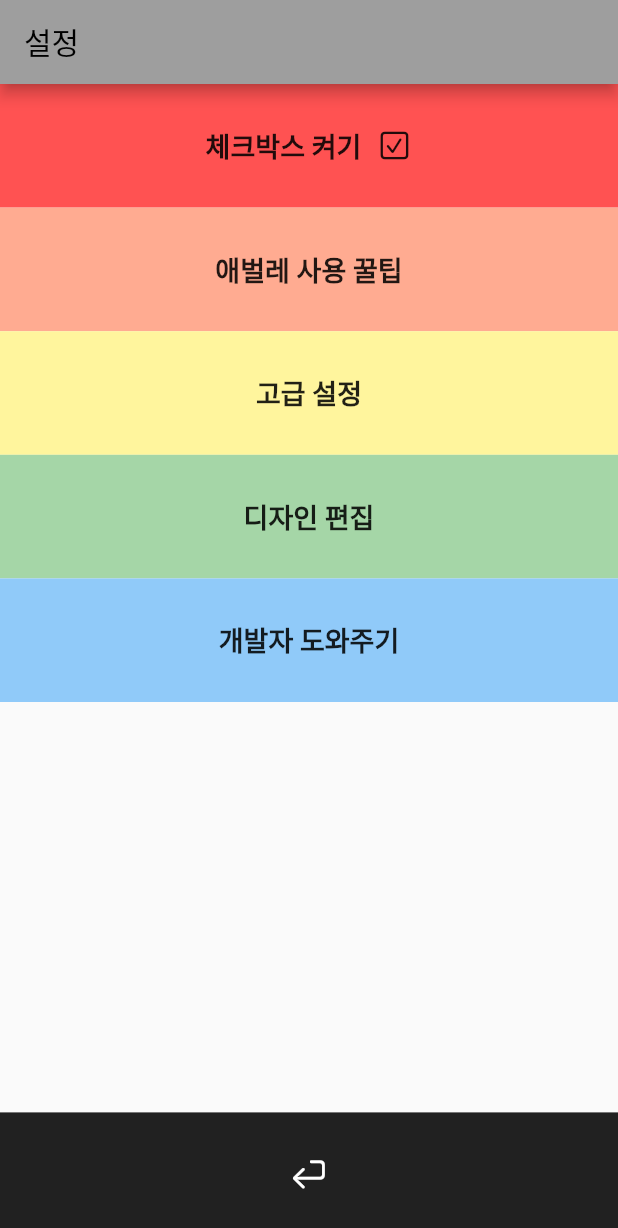
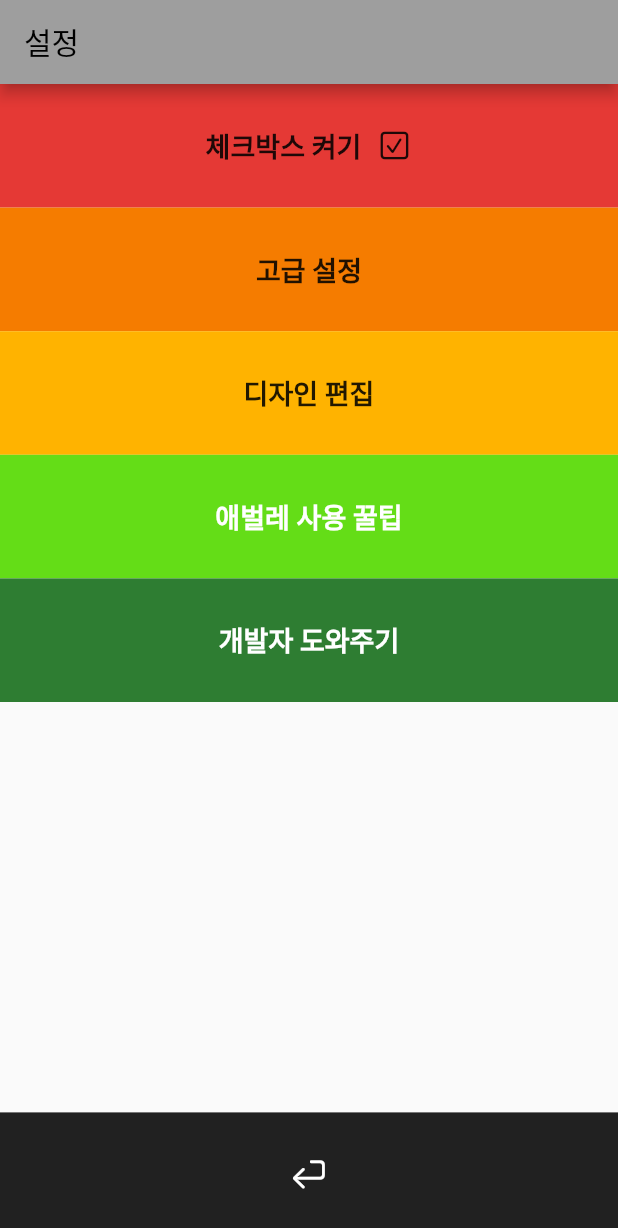
Before and after one commit to sssslu/everlaenote, a Flutter app: the SettingPage screen opened directly, on a phone screen of 412 x 824 dp. Shown: the top 1228 px of the screen. Run offline on Flutter 3.47's test engine with Material 2 defaults, Android fonts, the phone set to English and light mode, and no system bars; our stand-ins replace flutter_slidable, flutter_speed_dial, shared_preferences, sqflite; missing offline and left inert: screen; accounts and stored records are empty.

Commit message:
머지한게 머지?

```diff
--- a/lib/SettingPage.dart
+++ b/lib/SettingPage.dart
@@ -29,7 +29,7 @@ class _SettingPageState extends State<SettingPage> {
                   },
                   child: Container(
                     height: MediaQuery.of(context).size.height * 0.1,
-                    decoration: BoxDecoration(color: Colors.redAccent.shade200),
+                    decoration: BoxDecoration(color: p.colorMatcher(10)),
                     child: Row(mainAxisAlignment: MainAxisAlignment.center, children: [
                       Text(
                         '체크박스 켜기',
@@ -47,21 +47,7 @@ class _SettingPageState extends State<SettingPage> {
                   },
                   child: Container(
                     height: MediaQuery.of(context).size.height * 0.1,
-                    decoration: BoxDecoration(color: Colors.deepOrange.shade200),
-                    child: Row(mainAxisAlignment: MainAxisAlignment.center, children: [
-                      Text(
-                        '애벌레 사용 꿀팁',
-                        style: TextStyle(fontSize: 18, fontWeight: FontWeight.bold),
-                      ),
-                    ]),
-                  )),
-              InkWell(
-                  onTap: () {
-                    p.alertNotFunctioning(context);
-                  },
-                  child: Container(
-                    height: MediaQuery.of(context).size.height * 0.1,
-                    decoration: BoxDecoration(color: Colors.yellow.shade200),
+                    decoration: BoxDecoration(color: p.colorMatcher(11)),
                     child: Row(mainAxisAlignment: MainAxisAlignment.center, children: [
                       Text(
                         '고급 설정',
@@ -75,7 +61,7 @@ class _SettingPageState extends State<SettingPage> {
                   },
                   child: Container(
                     height: MediaQuery.of(context).size.height * 0.1,
-                    decoration: BoxDecoration(color: Colors.green.shade200),
+                    decoration: BoxDecoration(color: p.colorMatcher(12)),
                     child: Row(mainAxisAlignment: MainAxisAlignment.center, children: [
                       Text(
                         '디자인 편집',
@@ -89,11 +75,25 @@ class _SettingPageState extends State<SettingPage> {
                   },
                   child: Container(
                     height: MediaQuery.of(context).size.height * 0.1,
-                    decoration: BoxDecoration(color: Colors.blue.shade200),
+                    decoration: BoxDecoration(color: p.colorMatcher(13)),
+                    child: Row(mainAxisAlignment: MainAxisAlignment.center, children: [
+                      Text(
+                        '애벌레 사용 꿀팁',
+                        style: TextStyle(fontSize: 18, fontWeight: FontWeight.bold, color: p.colorMatcher(5)),
+                      ),
+                    ]),
+                  )),
+              InkWell(
+                  onTap: () {
+                    p.alertNotFunctioning(context);
+                  },
+                  child: Container(
+                    height: MediaQuery.of(context).size.height * 0.1,
+                    decoration: BoxDecoration(color: p.colorMatcher(14)),
                     child: Row(mainAxisAlignment: MainAxisAlignment.center, children: [
                       Text(
                         '개발자 도와주기',
-                        style: TextStyle(fontSize: 18, fontWeight: FontWeight.bold),
+                        style: TextStyle(fontSize: 18, fontWeight: FontWeight.bold, color: p.colorMatcher(5)),
                       ),
                     ]),
                   )),
```
